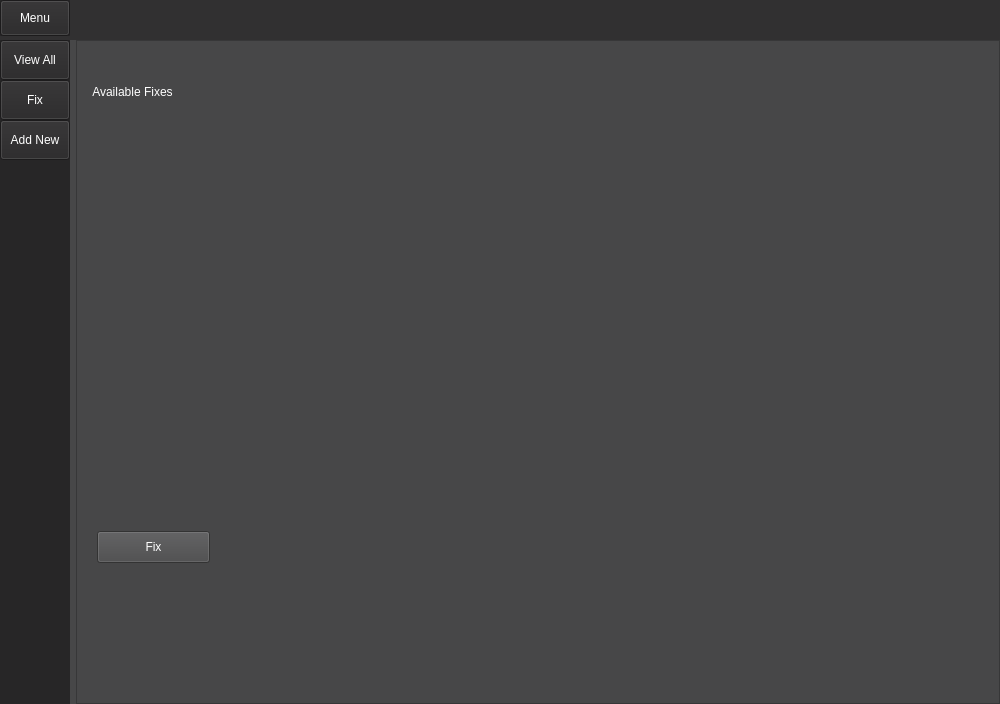
This is test_ui.ui in adivardhan1000/INSE6130 as Qt 5 draws it before an edit. The edited form follows.
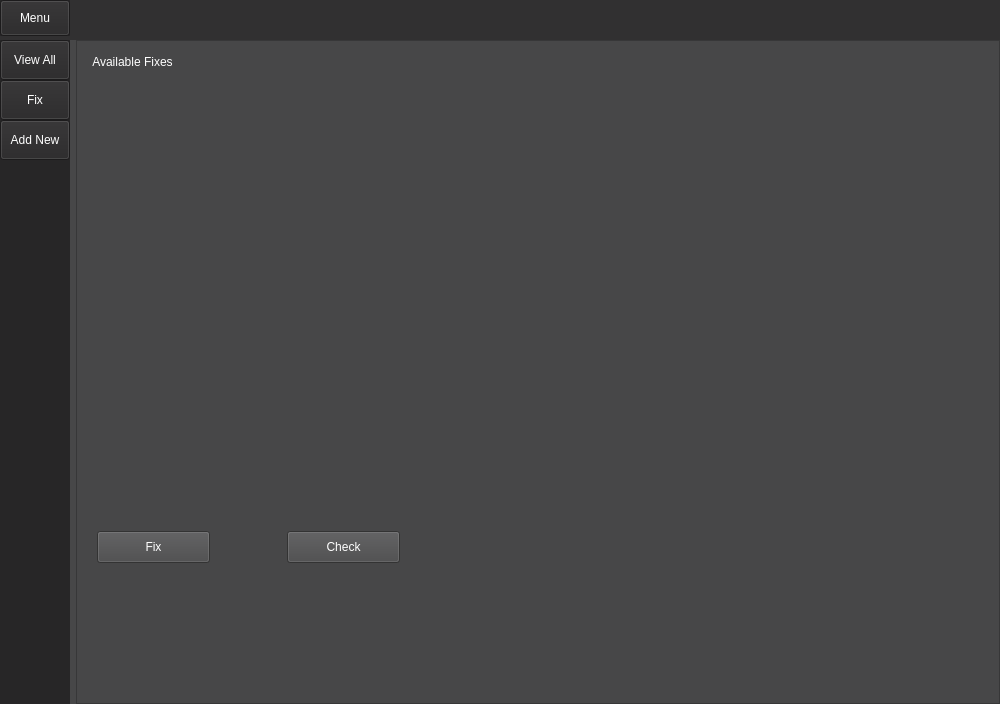
This is the edited form. The open tabs and pages were chosen to show the change.

Commit message: added dynamic fix buttons

What changed in the file:
```diff
--- a/test_ui.ui
+++ b/test_ui.ui
@@ -606,7 +606,7 @@
               <property name="geometry">
                <rect>
                 <x>0</x>
-                <y>30</y>
+                <y>0</y>
                 <width>111</width>
                 <height>41</height>
                </rect>
@@ -648,6 +648,27 @@
                <string>Fix</string>
               </property>
              </widget>
+             <widget class="QPushButton" name="Btn_check">
+              <property name="geometry">
+               <rect>
+                <x>210</x>
+                <y>490</y>
+                <width>113</width>
+                <height>32</height>
+               </rect>
+              </property>
+              <property name="styleSheet">
+               <string notr="true">QPushButton{
+	color: rgb(255,255,255);
+}
+QPushButton:hover{
+	background-color: rgb(77, 77, 78);
+}</string>
+              </property>
+              <property name="text">
+               <string>Check</string>
+              </property>
+             </widget>
             </widget>
             <widget class="QWidget" name="page_5">
              <widget class="QLabel" name="page_5_label">
```
The commit also changes 1 other file.
